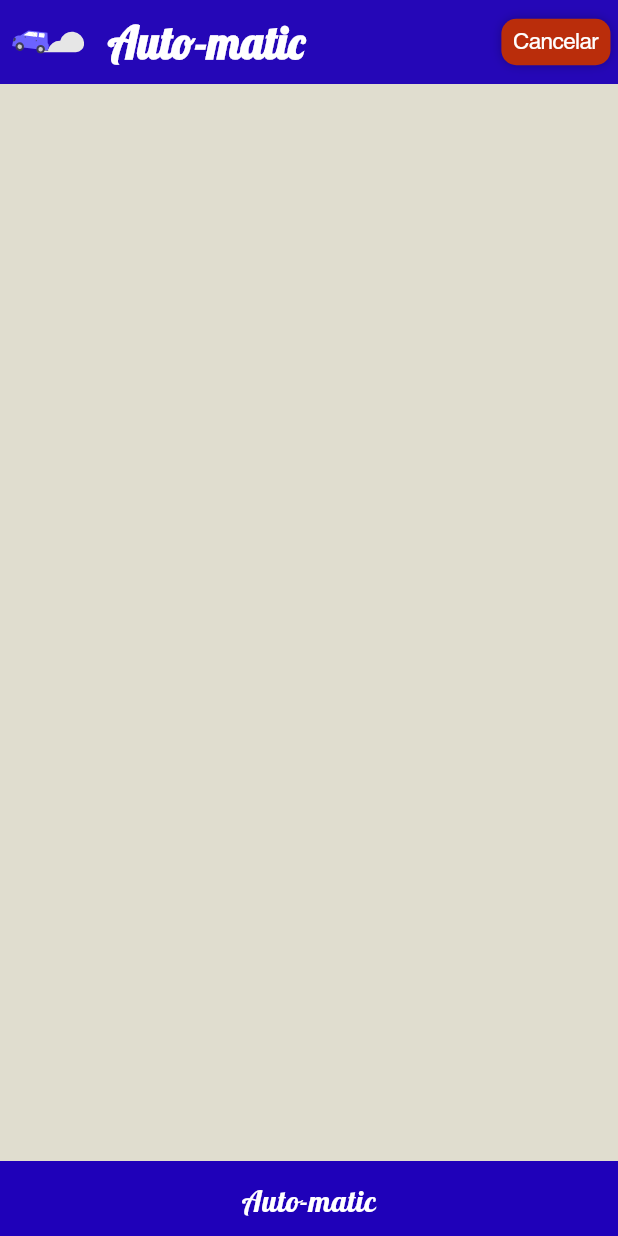
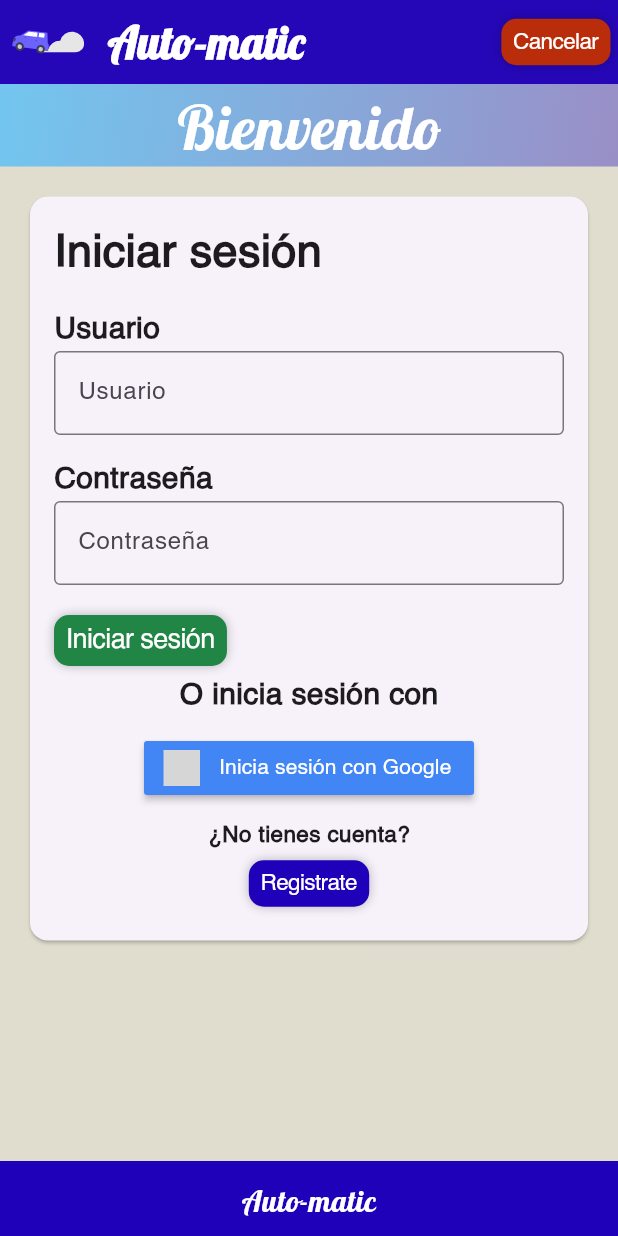
Before and after one commit to UMRGRS/Auto-matic, a Flutter app: the screen it shows after launch, on a phone screen of 412 x 824 dp. Run offline on Flutter 3.47's test engine with Material 3 defaults, Android fonts, the phone set to English and light mode, and no system bars; drawn by our look-alikes of sign_in_button; our stand-ins replace flutter_animation_progress_bar, flutter_svg, mask_text_input_formatter; missing offline and left inert: speedometer_chart; grey boxes are pictures that could not be loaded.

Commit message:
Login page complete

```diff
--- a/lib/screens/logIn/logIn.dart
+++ b/lib/screens/logIn/logIn.dart
@@ -1,10 +1,13 @@
 import 'package:auto_matic/config/config.dart';
+import 'package:flutter_svg/flutter_svg.dart';
 
 class LogIn extends StatelessWidget {
   const LogIn({super.key});
 
   @override
   Widget build(BuildContext context) {
+    Responsive responsive = Responsive.of(context);
+    bool isScreenWide = responsive.width >= 600;
     return Scaffold(
         appBar: CustomAppBar(
           actions: [
@@ -16,14 +19,95 @@ class LogIn extends StatelessWidget {
           ],
         ),
         body: Container(
-          padding: const EdgeInsets.all(10),
           color: Config.firstColor,
           child: LayoutBuilder(
             builder: (BuildContext context, BoxConstraints constraints) {
               return SingleChildScrollView(
                 child: ConstrainedBox(
                   constraints: BoxConstraints(minHeight: constraints.maxHeight),
-                  child: Container()
+                  child: Builder(
+                    builder: (_) {
+                      if (isScreenWide) {
+                        return Row(
+                          children: [
+                            Expanded(
+                              flex: 6,
+                              child: Container(
+                                height: constraints.maxHeight,
+                                decoration: const BoxDecoration(
+                                  gradient: LinearGradient(
+                                    colors: [
+                                      Color(0xff72c6ef),
+                                      Config.thirdColor
+                                    ],
+                                    stops: [0, 1],
+                                    begin: Alignment.topLeft,
+                                    end: Alignment.bottomRight,
+                                  ),
+                                ),
+                                child: Column(
+                                  mainAxisAlignment:
+                                      MainAxisAlignment.spaceEvenly,
+                                  children: [
+                                    const Text(
+                                      "Bienvenido",
+                                      style: TextStyle(
+                                          fontFamily: "Lobster",
+                                          fontSize: 50,
+                                          color: Colors.white),
+                                    ),
+                                    SvgPicture.asset(
+                                        "assets/pages/login/icons/city.svg",
+                                        height: constraints.maxHeight * 0.8),
+                                  ],
+                                ),
+                              ),
+                            ),
+                            Expanded(
+                              flex: 6,
+                              child: SizedBox(
+                                height: constraints.maxHeight,
+                                child: const LogInForm(),
+                              ),
+                            ),
+                          ],
+                        );
+                      } else {
+                        return Column(
+                          children: [
+                            Container(
+                              height: 55,
+                              decoration: const BoxDecoration(
+                                gradient: LinearGradient(
+                                  colors: [
+                                    Color(0xff72c6ef),
+                                    Config.thirdColor
+                                  ],
+                                  stops: [0, 1],
+                                  begin: Alignment.topLeft,
+                                  end: Alignment.bottomRight,
+                                ),
+                              ),
+                              child: const Row(
+                                mainAxisAlignment:
+                                    MainAxisAlignment.spaceEvenly,
+                                children: [
+                                  Text(
+                                    "Bienvenido",
+                                    style: TextStyle(
+                                        fontFamily: "Lobster",
+                                        fontSize: 40,
+                                        color: Colors.white),
+                                  ),
+                                ],
+                              ),
+                            ),
+                            const LogInForm()
+                          ],
+                        );
+                      }
+                    },
+                  ),
                 ),
               );
             },
--- /dev/null
+++ b/lib/screens/logIn/widgets/logInForm.dart
@@ -0,0 +1,150 @@
+import 'package:auto_matic/config/config.dart';
+import 'package:sign_in_button/sign_in_button.dart';
+
+class LogInForm extends StatelessWidget {
+  const LogInForm({super.key});
+
+  @override
+  Widget build(BuildContext context) {
+    return Padding(
+      padding: const EdgeInsets.all(16.0),
+      child: Card(
+        child: Padding(
+          padding: const EdgeInsets.all(16.0),
+          child: Column(
+            mainAxisAlignment: MainAxisAlignment.spaceBetween,
+            children: [
+              Column(
+                crossAxisAlignment: CrossAxisAlignment.start,
+                children: [
+                  const Text(
+                    "Iniciar sesión",
+                    style: TextStyle(fontSize: 30, fontWeight: FontWeight.bold),
+                  ),
+                  const SizedBox(
+                    height: 15,
+                  ),
+                  const Text(
+                    "Usuario",
+                    style: TextStyle(fontSize: 20, fontWeight: FontWeight.bold),
+                  ),
+                  const TextField(
+                    decoration: InputDecoration(
+                      hintText: 'Usuario',
+                      border: OutlineInputBorder(),
+                    ),
+                  ),
+                  const SizedBox(
+                    height: 15,
+                  ),
+                  const Text(
+                    "Contraseña",
+                    style: TextStyle(fontSize: 20, fontWeight: FontWeight.bold),
+                  ),
+                  const TextField(
+                    decoration: InputDecoration(
+                      hintText: 'Contraseña',
+                      border: OutlineInputBorder(),
+                    ),
+                  ),
+                  const SizedBox(
+                    height: 15,
+                  ),
+                  CupertinoButton(
+                    onPressed: () {},
+                    padding: EdgeInsets.zero,
+                    child: Container(
+                      padding: const EdgeInsets.symmetric(
+                          horizontal: 8, vertical: 8),
+                      decoration: BoxDecoration(
+                          color: Config.confirmGreen,
+                          borderRadius: BorderRadius.circular(10),
+                          boxShadow: const [
+                            BoxShadow(color: Colors.black26, blurRadius: 5)
+                          ]),
+                      child: const FittedBox(
+                        fit: BoxFit.scaleDown,
+                        child: Flex(
+                          direction: Axis.horizontal,
+                          mainAxisSize: MainAxisSize.min,
+                          children: [
+                            Text(
+                              "Iniciar sesión",
+                              style: TextStyle(
+                                  color: Colors.white,
+                                  fontFamily: "Helvetica",
+                                  fontSize: 18),
+                            ),
+                          ],
+                        ),
+                      ),
+                    ),
+                  ),
+                ],
+              ),
+              Container(
+                alignment: Alignment.center,
+                child: Column(
+                  mainAxisAlignment: MainAxisAlignment.spaceBetween,
+                  children: [
+                    const Text(
+                      "O inicia sesión con",
+                      style:
+                          TextStyle(fontSize: 20, fontWeight: FontWeight.bold),
+                    ),
+                    const SizedBox(
+                      height: 10,
+                    ),
+                    SignInButton(
+                      Buttons.googleDark,
+                      text: "Inicia sesión con Google",
+                      onPressed: () {},
+                    ),
+                    const SizedBox(
+                      height: 10,
+                    ),
+                    const Text(
+                      "¿No tienes cuenta?",
+                      style:
+                          TextStyle(fontSize: 15, fontWeight: FontWeight.bold),
+                    ),
+                    CupertinoButton(
+                      onPressed: () {},
+                      padding: EdgeInsets.zero,
+                      child: Container(
+                        padding: const EdgeInsets.symmetric(
+                            horizontal: 8, vertical: 8),
+                        decoration: BoxDecoration(
+                            color: Config.secondColor,
+                            borderRadius: BorderRadius.circular(10),
+                            boxShadow: const [
+                              BoxShadow(color: Colors.black26, blurRadius: 5)
+                            ]),
+                        child: const FittedBox(
+                          fit: BoxFit.scaleDown,
+                          child: Flex(
+                            direction: Axis.horizontal,
+                            mainAxisSize: MainAxisSize.min,
+                            children: [
+                              Text(
+                                "Registrate",
+                                style: TextStyle(
+                                    color: Colors.white,
+                                    fontFamily: "Helvetica",
+                                    fontSize: 15),
+                              ),
+                            ],
+                          ),
+                        ),
+                      ),
+                    ),
+                  ],
+                ),
+              ),
+            ],
+          ),
+        ),
+      ),
+    );
+  }
+}
--- a/lib/screens/screens.dart
+++ b/lib/screens/screens.dart
@@ -34,3 +34,4 @@ export 'signup4/widgets/createAccount.dart';
 
 //LogIn
 export 'logIn/logIn.dart';
+export 'logIn/widgets/logInForm.dart';
--- a/lib/screens/signup4/widgets/accesswithSM.dart
+++ b/lib/screens/signup4/widgets/accesswithSM.dart
@@ -1,5 +1,5 @@
 import 'package:auto_matic/config/config.dart';
-import 'package:sign_button/sign_button.dart';
+import 'package:sign_in_button/sign_in_button.dart';
 
 // Sección de acceso con redes sociales
 class AccessWithSM extends StatelessWidget {
@@ -16,11 +16,9 @@ class AccessWithSM extends StatelessWidget {
             )),
         const SizedBox(height: 10),
         SignInButton(
-          buttonType: ButtonType.google,
+          Buttons.googleDark,
+          text: "Registrate con Google",
           onPressed: () {},
-          buttonSize: ButtonSize.large,
-          btnText: "Registrate con Google",
-          width: 280,
         ),
       ],
     );
--- a/pubspec.yaml
+++ b/pubspec.yaml
@@ -35,11 +35,11 @@ dependencies:
   # The following adds the Cupertino Icons font to your application.
   # Use with the CupertinoIcons class for iOS style icons.
   cupertino_icons: ^1.0.6
-  sign_button: ^2.0.6
   mask_text_input_formatter: ^2.0.0
   flutter_svg: ^2.0.10+1
   speedometer_chart: ^1.0.8
   flutter_animation_progress_bar: ^2.3.1
+  sign_in_button: ^3.0.0
 
 dev_dependencies:
   flutter_test:
@@ -71,6 +71,7 @@ flutter:
     - assets/pages/profile/icons/
     - assets/pages/landing/icons/
     - assets/pages/signup/icons/
+    - assets/pages/login/icons/
   #   - images/a_dot_ham.jpeg
 
   # An image asset can refer to one or more resolution-specific "variants", see
```
Also changed, not shown: assets/pages/login/icons/city.svg (added), pubspec.lock.
